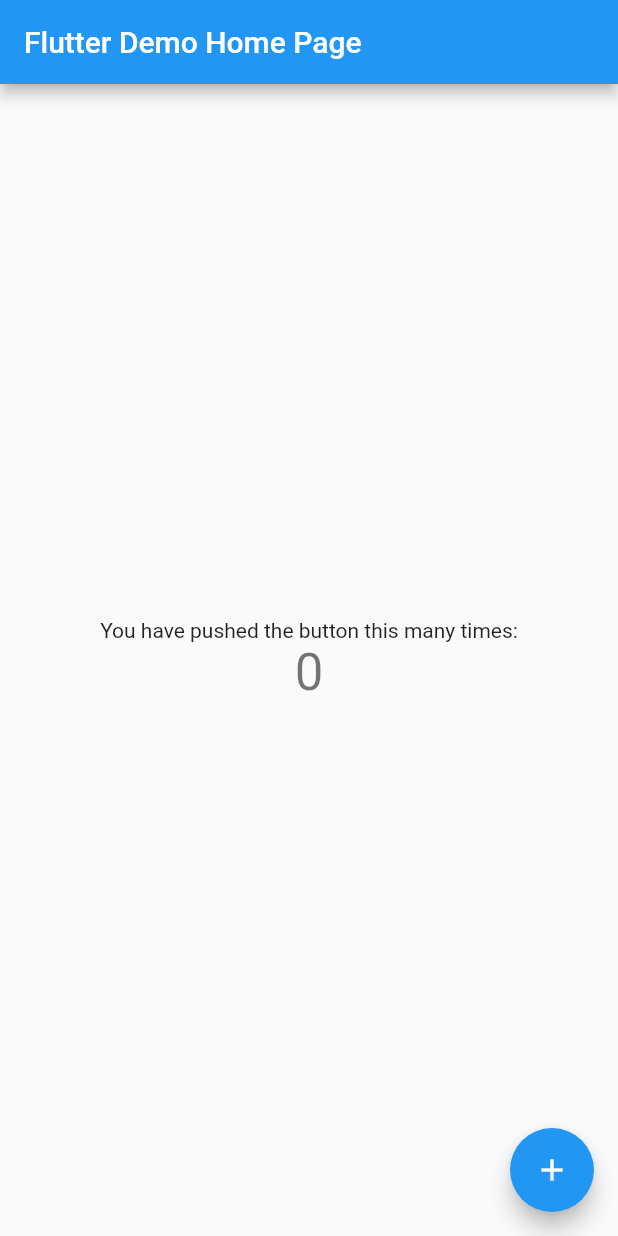
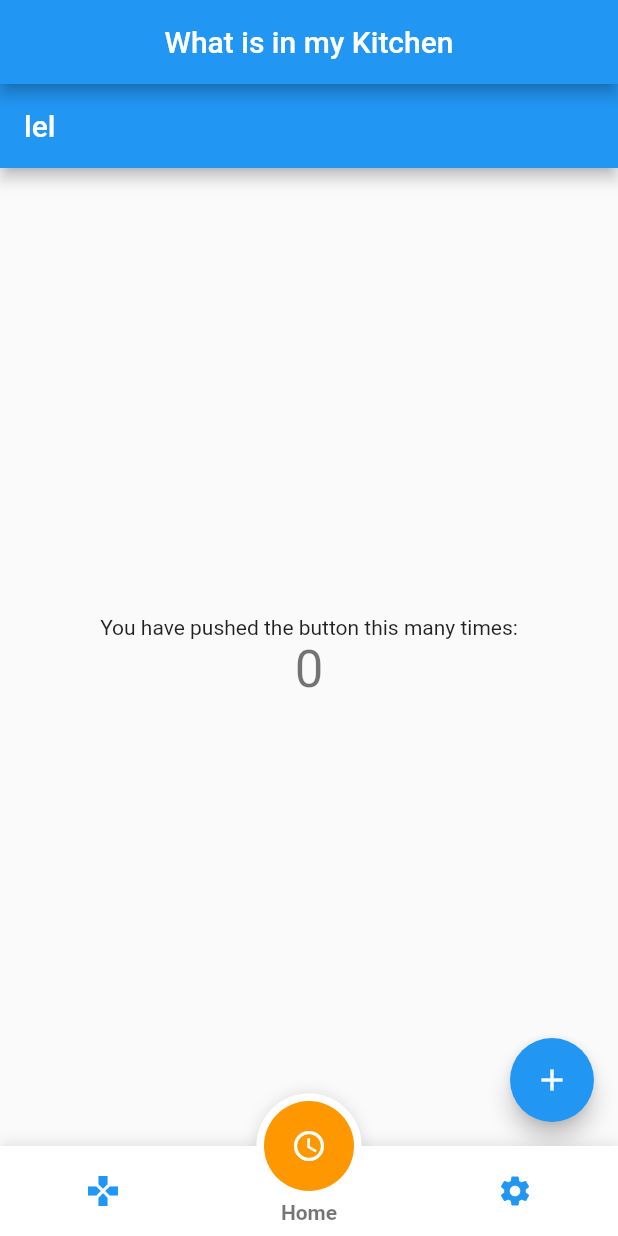
Before and after one commit to sigesig/BundEllerBosse, a Flutter app: the screen it shows after launch, on a phone screen of 412 x 824 dp. Run offline on Flutter 3.47's test engine with Material 2 defaults, Android fonts, the phone set to English and light mode, and no system bars; drawn by our look-alikes of fancy_bottom_navigation.

Commit message:
Created some foundation, like nav bar

```diff
--- /dev/null
+++ b/lib/Pages/NavBarWidget/games_library_widget.dart
@@ -0,0 +1,8 @@
+import 'package:flutter/material.dart';
+
+class GamesLibraryWidget extends StatelessWidget {
+  @override
+  Widget build(BuildContext context) {
+    return Container();
+  }
+}
--- /dev/null
+++ b/lib/Pages/NavBarWidget/home_page_widget.dart
@@ -0,0 +1,76 @@
+import 'package:flutter/material.dart';
+
+class HomePageWidget extends StatefulWidget {
+  HomePageWidget({Key key}) : super(key: key);
+
+  @override
+  _HomePageWidgetState createState() => _HomePageWidgetState();
+}
+
+class _HomePageWidgetState extends State<HomePageWidget> {
+  @override
+  int _counter = 0;
+
+  void _incrementCounter() {
+    setState(() {
+      // This call to setState tells the Flutter framework that something has
+      // changed in this State, which causes it to rerun the build method below
+      // so that the display can reflect the updated values. If we changed
+      // _counter without calling setState(), then the build method would not be
+      // called again, and so nothing would appear to happen.
+      _counter++;
+    });
+  }
+
+  @override
+  Widget build(BuildContext context) {
+    // This method is rerun every time setState is called, for instance as done
+    // by the _incrementCounter method above.
+    //
+    // The Flutter framework has been optimized to make rerunning build methods
+    // fast, so that you can just rebuild anything that needs updating rather
+    // than having to individually change instances of widgets.
+    return Scaffold(
+      appBar: AppBar(
+        // Here we take the value from the MyHomePage object that was created by
+        // the App.build method, and use it to set our appbar title.
+        title: Text("lel"),
+      ),
+      body: Center(
+        // Center is a layout widget. It takes a single child and positions it
+        // in the middle of the parent.
+        child: Column(
+          // Column is also a layout widget. It takes a list of children and
+          // arranges them vertically. By default, it sizes itself to fit its
+          // children horizontally, and tries to be as tall as its parent.
+          //
+          // Invoke "debug painting" (press "p" in the console, choose the
+          // "Toggle Debug Paint" action from the Flutter Inspector in Android
+          // Studio, or the "Toggle Debug Paint" command in Visual Studio Code)
+          // to see the wireframe for each widget.
+          //
+          // Column has various properties to control how it sizes itself and
+          // how it positions its children. Here we use mainAxisAlignment to
+          // center the children vertically; the main axis here is the vertical
+          // axis because Columns are vertical (the cross axis would be
+          // horizontal).
+          mainAxisAlignment: MainAxisAlignment.center,
+          children: <Widget>[
+            Text(
+              'You have pushed the button this many times:',
+            ),
+            Text(
+              '$_counter',
+              style: Theme.of(context).textTheme.headline4,
+            ),
+          ],
+        ),
+      ),
+      floatingActionButton: FloatingActionButton(
+        onPressed: _incrementCounter,
+        tooltip: 'Increment',
+        child: Icon(Icons.add),
+      ), // This trailing comma makes auto-formatting nicer for build methods.
+    );
+}
+}
--- /dev/null
+++ b/lib/Pages/NavBarWidget/settings_widget.dart
@@ -0,0 +1,15 @@
+import 'package:flutter/material.dart';
+
+class SettingsWidget extends StatefulWidget {
+  SettingsWidget({Key key}) : super(key: key);
+
+  @override
+  _SettingsWidgetState createState() => _SettingsWidgetState();
+}
+
+class _SettingsWidgetState extends State<SettingsWidget> {
+  @override
+  Widget build(BuildContext context) {
+    return Container();
+  }
+}
--- /dev/null
+++ b/lib/Pages/main_page.dart
@@ -0,0 +1,54 @@
+import 'package:fancy_bottom_navigation/fancy_bottom_navigation.dart';
+import 'package:flutter/material.dart';
+import 'NavBarWidget/games_library_widget.dart';
+import 'NavBarWidget/home_page_widget.dart';
+import 'NavBarWidget/settings_widget.dart';
+
+class MainPage extends StatefulWidget {
+  MainPage({Key key}) : super(key: key);
+
+  @override
+  _MainPageState createState() => _MainPageState();
+}
+
+class _MainPageState extends State<MainPage> {
+  int _currentIndex = 1;
+  final List<Widget> _children = [
+    GamesLibraryWidget(),
+    HomePageWidget(),
+    SettingsWidget()
+  ];
+
+
+  @override
+  Widget build(BuildContext context) {
+    return Scaffold(
+        appBar: AppBar(
+          centerTitle: true,
+          // Here we take the value from the MyHomePage object that was created by
+          // the App.build method, and use it to set our appbar title.
+          automaticallyImplyLeading: true,
+          title: Text("What is in my Kitchen"),
+        ),
+        body: Stack(children: <Widget>[
+          _children[_currentIndex],
+        ],
+        ),
+        // This trailing comma makes auto-formatting nicer for build methods.
+        bottomNavigationBar: FancyBottomNavigation(
+          tabs:[
+            TabData(iconData:Icons.gamepad, title: "Games"),
+            TabData(iconData: Icons.access_time, title: "Home"),
+            TabData(iconData: Icons.settings, title: "Settings")
+          ],
+          onTabChangedListener: (int position) {
+            setState(() {
+              _currentIndex = position;
+            });
+          },
+          initialSelection: 1,
+          circleColor: Colors.orange,
+        )
+    );
+  }
+}
--- a/lib/main.dart
+++ b/lib/main.dart
@@ -1,3 +1,4 @@
+import 'package:BundEllerBosse/Pages/main_page.dart';
 import 'package:flutter/material.dart';
 
 void main() {
@@ -26,92 +27,7 @@ class MyApp extends StatelessWidget {
         // closer together (more dense) than on mobile platforms.
         visualDensity: VisualDensity.adaptivePlatformDensity,
       ),
-      home: MyHomePage(title: 'Flutter Demo Home Page'),
+      home: MainPage(),
     );
   }
 }
-
-class MyHomePage extends StatefulWidget {
-  MyHomePage({Key key, this.title}) : super(key: key);
-
-  // This widget is the home page of your application. It is stateful, meaning
-  // that it has a State object (defined below) that contains fields that affect
-  // how it looks.
-
-  // This class is the configuration for the state. It holds the values (in this
-  // case the title) provided by the parent (in this case the App widget) and
-  // used by the build method of the State. Fields in a Widget subclass are
-  // always marked "final".
-
-  final String title;
-
-  @override
-  _MyHomePageState createState() => _MyHomePageState();
-}
-
-class _MyHomePageState extends State<MyHomePage> {
-  int _counter = 0;
-
-  void _incrementCounter() {
-    setState(() {
-      // This call to setState tells the Flutter framework that something has
-      // changed in this State, which causes it to rerun the build method below
-      // so that the display can reflect the updated values. If we changed
-      // _counter without calling setState(), then the build method would not be
-      // called again, and so nothing would appear to happen.
-      _counter++;
-    });
-  }
-
-  @override
-  Widget build(BuildContext context) {
-    // This method is rerun every time setState is called, for instance as done
-    // by the _incrementCounter method above.
-    //
-    // The Flutter framework has been optimized to make rerunning build methods
-    // fast, so that you can just rebuild anything that needs updating rather
-    // than having to individually change instances of widgets.
-    return Scaffold(
-      appBar: AppBar(
-        // Here we take the value from the MyHomePage object that was created by
-        // the App.build method, and use it to set our appbar title.
-        title: Text(widget.title),
-      ),
-      body: Center(
-        // Center is a layout widget. It takes a single child and positions it
-        // in the middle of the parent.
-        child: Column(
-          // Column is also a layout widget. It takes a list of children and
-          // arranges them vertically. By default, it sizes itself to fit its
-          // children horizontally, and tries to be as tall as its parent.
-          //
-          // Invoke "debug painting" (press "p" in the console, choose the
-          // "Toggle Debug Paint" action from the Flutter Inspector in Android
-          // Studio, or the "Toggle Debug Paint" command in Visual Studio Code)
-          // to see the wireframe for each widget.
-          //
-          // Column has various properties to control how it sizes itself and
-          // how it positions its children. Here we use mainAxisAlignment to
-          // center the children vertically; the main axis here is the vertical
-          // axis because Columns are vertical (the cross axis would be
-          // horizontal).
-          mainAxisAlignment: MainAxisAlignment.center,
-          children: <Widget>[
-            Text(
-              'You have pushed the button this many times:',
-            ),
-            Text(
-              '$_counter',
-              style: Theme.of(context).textTheme.headline4,
-            ),
-          ],
-        ),
-      ),
-      floatingActionButton: FloatingActionButton(
-        onPressed: _incrementCounter,
-        tooltip: 'Increment',
-        child: Icon(Icons.add),
-      ), // This trailing comma makes auto-formatting nicer for build methods.
-    );
-  }
-}
--- a/pubspec.yaml
+++ b/pubspec.yaml
@@ -23,8 +23,7 @@ environment:
 dependencies:
   flutter:
     sdk: flutter
-
-
+  fancy_bottom_navigation: ^0.3.2
   # The following adds the Cupertino Icons font to your application.
   # Use with the CupertinoIcons class for iOS style icons.
   cupertino_icons: ^0.1.3
```
Also changed, not shown: pubspec.lock.
